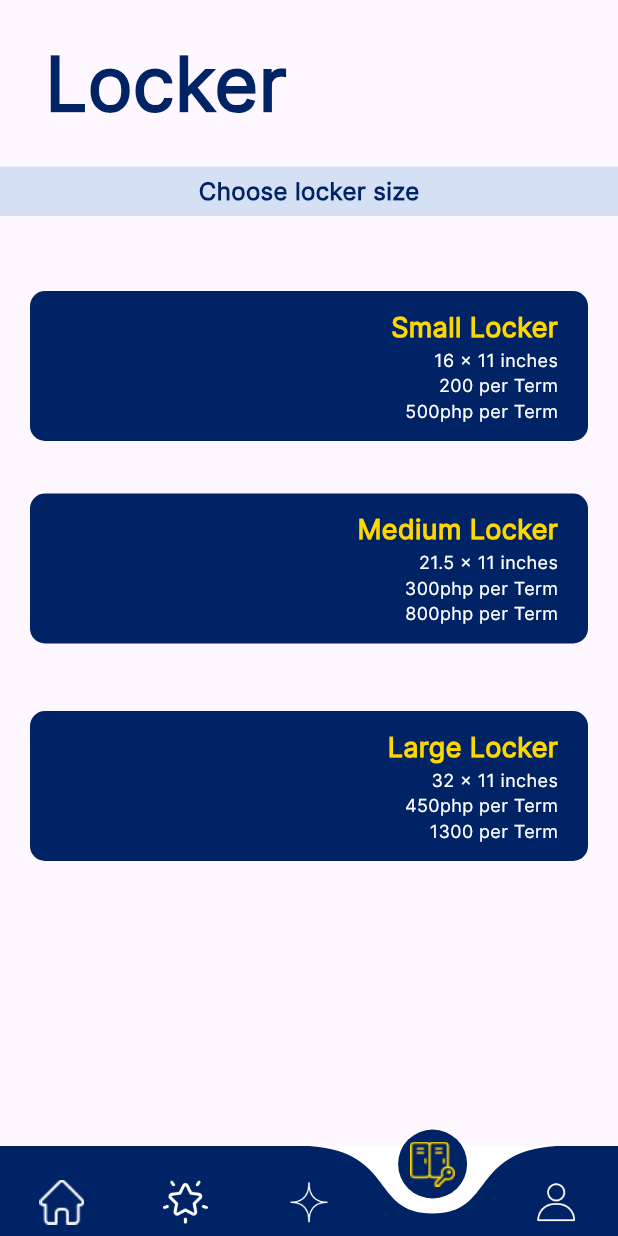
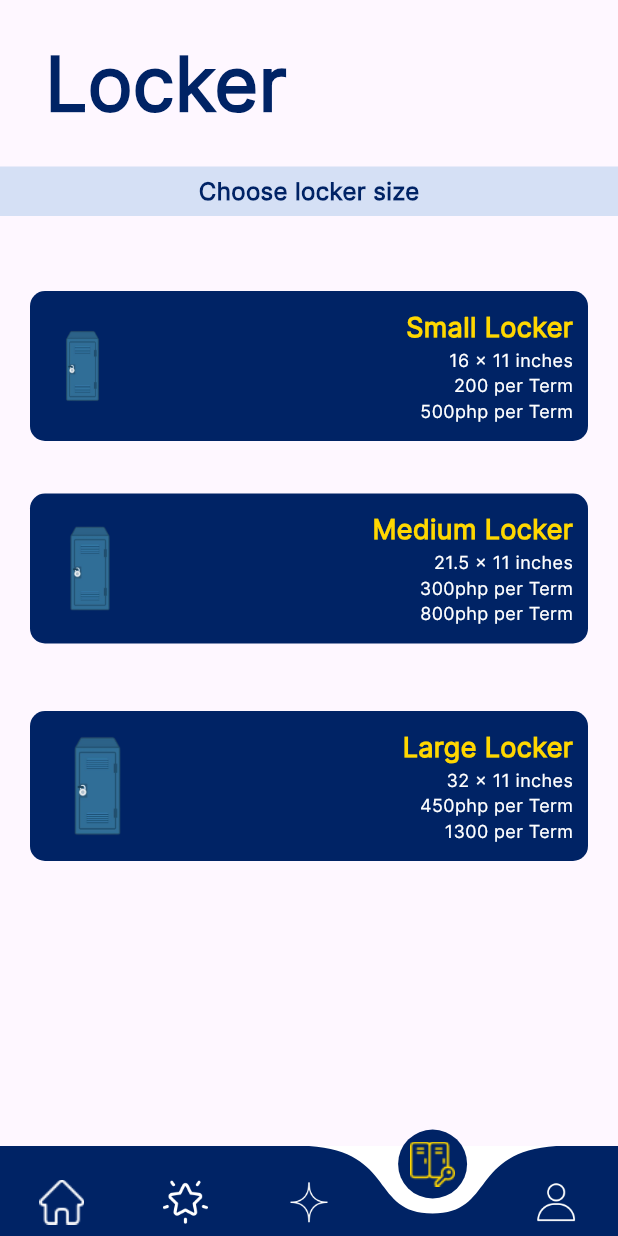
Before and after one commit to bearface4/Paws-Up, a Flutter app: the Locker screen opened directly, on a phone screen of 412 x 824 dp. Run offline on Flutter 3.47's test engine with Material 3 defaults, Android fonts, the light colour scheme and no system bars; drawn by our look-alikes of curved_navigation_bar; our stand-ins replace another_flutter_splash_screen, card_swiper, cloud_firestore, firebase_auth, firebase_core, firebase_storage and 3 more; accounts and stored records are empty.

Commit message:
Initial commit

```diff
--- a/lib/locker.dart
+++ b/lib/locker.dart
@@ -96,6 +96,21 @@ class _LockerState extends State<Locker> {
   }
 
   Widget _buildLockerSizeRectangle(String size, String details, bool isGold) {
+    double imageSize;
+    switch (size) {
+      case 'Small Locker':
+        imageSize = 50;
+        break;
+      case 'Medium Locker':
+        imageSize = 60;
+        break;
+      case 'Large Locker':
+        imageSize = 70;
+        break;
+      default:
+        imageSize = 60;
+    }
+
     return Container(
       width: double.infinity,
       height: 100.0,
@@ -103,8 +118,19 @@ class _LockerState extends State<Locker> {
         color: Color(0xFF002365),
         borderRadius: BorderRadius.circular(10.0),
       ),
+      child: Row(
+        children: [
+          Padding(
+            padding: const EdgeInsets.all(10.0),
+            child: Image.asset(
+              'lib/assets/lopi.png',
+              width: imageSize,
+              height: imageSize,
+            ),
+          ),
+          Expanded(
             child: Padding(
-        padding: const EdgeInsets.symmetric(horizontal: 20.0),
+              padding: const EdgeInsets.symmetric(horizontal: 10.0),
               child: Column(
                 mainAxisAlignment: MainAxisAlignment.center,
                 crossAxisAlignment: CrossAxisAlignment.end,
@@ -112,7 +138,7 @@ class _LockerState extends State<Locker> {
                   Text(
                     size,
                     style: TextStyle(
-                color: isGold ? Color(0xFFFFD700) : Colors.white, // Gold color if isGold is true
+                      color: isGold ? Color(0xFFFFD700) : Colors.white,
                       fontSize: 18.0,
                       fontWeight: FontWeight.bold,
                       fontFamily: 'Inter',
@@ -129,8 +155,12 @@ class _LockerState extends State<Locker> {
                 ],
               ),
             ),
+          ),
+        ],
+      ),
     );
   }
+
 
 
   Widget _buildBottomNavigationBar() {
```
Lines whose indentation alone changed are shown as unchanged.
